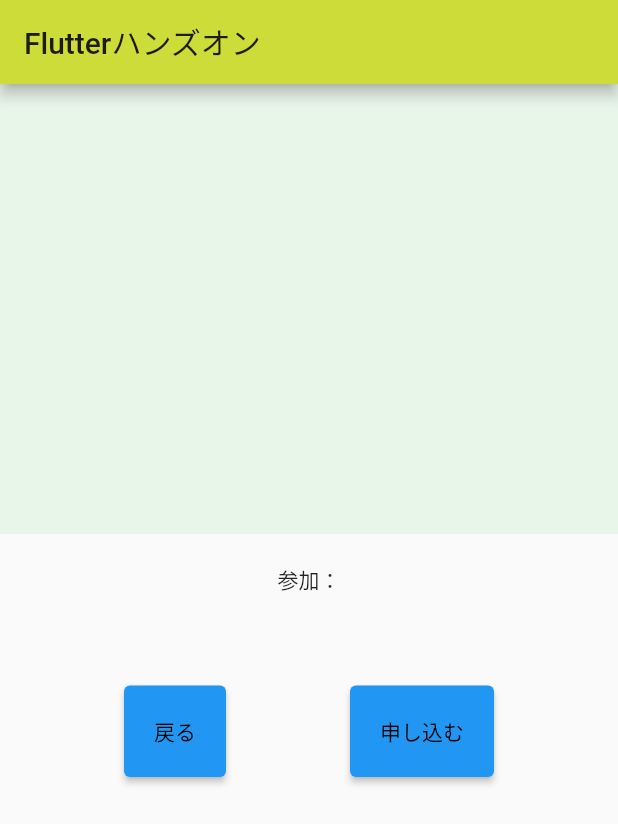
After one commit to yotubarail/studyMeetingApp, a Flutter app: the StudyMeetingListPage screen opened directly, after a tap on "Flutterハンズオン", on a phone screen of 412 x 824 dp. The commit adds this screen. Shown: the top 824 px of the screen. Run offline on Flutter 3.47's test engine with Material 2 defaults, Android fonts, the light colour scheme and no system bars.

Commit message:
イベント詳細画面作成

```diff
--- /dev/null
+++ b/lib/detail/studyMeetingDetail.dart
@@ -0,0 +1,66 @@
+import 'package:flutter/material.dart';
+
+class StudyMeetingDetailPage extends StatelessWidget {
+  final String studyMeetingTitle;
+
+  const StudyMeetingDetailPage({Key? key, required this.studyMeetingTitle}) : super(key: key);
+  @override
+  Widget build(BuildContext context) {
+    return Scaffold(
+      appBar: AppBar(
+        title: Text(studyMeetingTitle),
+        automaticallyImplyLeading: false,
+      ),
+      body: Center(
+        child: Column(
+          children: <Widget>[
+            Container(
+              child: Scrollbar(
+                isAlwaysShown: false,
+                child: SingleChildScrollView(
+                  child: Column(
+                    children: <Widget>[
+                      Container(
+                        height: 300,
+                        color: Colors.green[50],
+                      ),
+                    ],
+                  ),
+                ),
+              ),
+            ),
+            Container(
+              padding: EdgeInsets.only(top: 20, bottom: 60),
+              child: Text('参加：'),
+            ),
+            Row(
+              mainAxisAlignment: MainAxisAlignment.spaceEvenly,
+              children: [
+                ElevatedButton(
+                    child: Text('戻る'),
+                    style: ElevatedButton.styleFrom(
+                        primary: Colors.blue,
+                        padding: EdgeInsets.all(20.0)
+                    ),
+                    onPressed: () {
+                      Navigator.of(context).pop();
+                    }
+                ),
+                ElevatedButton(
+                    child: Text('申し込む'),
+                    style: ElevatedButton.styleFrom(
+                        primary: Colors.blue,
+                        padding: EdgeInsets.all(20.0)
+                    ),
+                    onPressed: () {
+
+                    }
+                ),
+              ],
+            )
+          ],
+        ),
+      ),
+    );
+  }
+}
--- a/lib/list/studyMeetingList.dart
+++ b/lib/list/studyMeetingList.dart
@@ -1,5 +1,6 @@
 import 'package:flutter/material.dart';
 import 'package:my_app/list/submissionMeetingList.dart';
+import 'package:my_app/detail/studyMeetingDetail.dart';
 
 class StudyMeetingListPage extends StatelessWidget {
   @override
@@ -15,11 +16,18 @@ class StudyMeetingListPage extends StatelessWidget {
             height: 190,
             child: ListView(
               children: <Widget>[
-                Card(
-                  child: ListTile(
-                    title: Text('Flutterハンズオン'),
+                InkWell(
+                  onTap: () {
+                    Navigator.push(context,
+                    MaterialPageRoute(builder: (context) => StudyMeetingDetailPage(studyMeetingTitle: 'Flutterハンズオン'))
+                    );
+                  },
+                  child: Card(
+                    child: ListTile(
+                      title: Text('Flutterハンズオン'),
+                    ),
                   ),
-                ),
+                )
               ],
             ),
           ),
```
